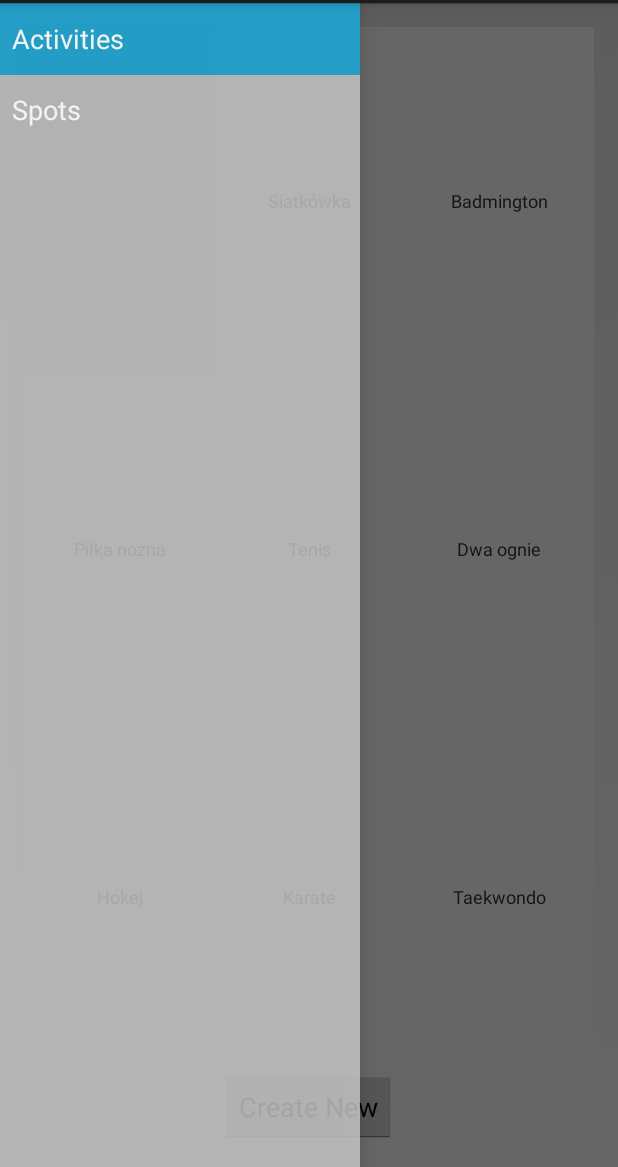
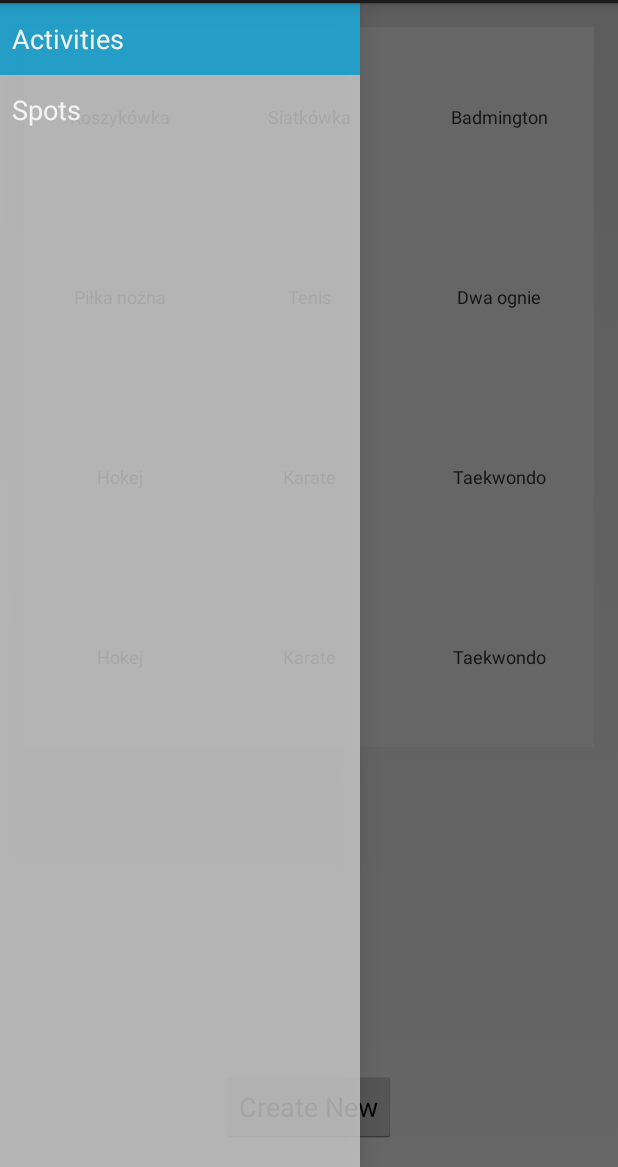
Before and after one commit to siemionides/inspotle, an Android app: the screen it shows after launch (MainActivity), on a phone screen of 412 x 824 dp, the part 69-1236 px from its top. Run offline under Robolectric (Android 15) with nearby library versions, the phone set to English and light mode, and no system bars; libraries missing offline, so code that uses them is left out: com.facebook, com.facebook.model; 4 statements that could not run were skipped.

Commit message:
hardcoded icon height

```diff
--- a/app/src/main/java/com/siemionczyk/inspotle/fragments/ActivitiesFragment.java
+++ b/app/src/main/java/com/siemionczyk/inspotle/fragments/ActivitiesFragment.java
@@ -32,7 +32,6 @@ public class ActivitiesFragment extends Fragment {
     public View onCreateView(LayoutInflater inflater, @Nullable ViewGroup container, @Nullable Bundle savedInstanceState) {
         View rootView = inflater.inflate(R.layout.fragment_activities, container, false);
 
-
         initializeGrid(rootView);
 
         return rootView;
@@ -62,31 +61,45 @@ public class ActivitiesFragment extends Fragment {
             this.mobileValues = arrayEmpty;
         }
 
+
         public View getView(int position, View convertView, ViewGroup parent) {
 
+            if (position == 0) {
+                int a = 5;
+            }
+            ViewHolderItem viewHolder;
             LayoutInflater inflater = (LayoutInflater) context
                     .getSystemService(Context.LAYOUT_INFLATER_SERVICE);
-
-            LinearLayout cellItem;
 
             if (convertView == null) {
 
                 // get layout from text_item.xml
-                cellItem = (LinearLayout) inflater.inflate(R.layout.text_item, null);
+                convertView = inflater.inflate(R.layout.text_item, parent, false);
+//                int parentHeight = parent.getHeight();
 
-                int parentHeight = parent.getHeight();
-                cellItem.setLayoutParams(new GridView.LayoutParams(GridView.LayoutParams.MATCH_PARENT, parentHeight / 3));
+                convertView.setLayoutParams(new GridView.LayoutParams(GridView.LayoutParams.MATCH_PARENT, getItemHeight()));
 
-                // set value into textview
-                TextView textView = (TextView) cellItem
+                viewHolder = new ViewHolderItem();
+                viewHolder.textViewItem = (TextView) convertView
                         .findViewById(R.id.grid_item_label);
-                textView.setText(mobileValues[position]);
+
+                convertView.setTag(viewHolder);
 
             } else {
-                cellItem = (LinearLayout) convertView;
+                viewHolder = (ViewHolderItem) convertView.getTag();
             }
+            // set value into textview
+            viewHolder.textViewItem.setText(mobileValues[position]);
 
-            return cellItem;
+            return convertView;
+        }
+
+
+        private int getItemHeight() {
+            final float scale = context.getResources().getDisplayMetrics().density;
+            int dps = (int) context.getResources().getDimension(R.dimen.activity_cell_height);
+            int pixels = (int) (dps * scale + 0.5f);
+            return pixels;
         }
 
         @Override
@@ -105,5 +118,11 @@ public class ActivitiesFragment extends Fragment {
         }
     }
 
+    static class ViewHolderItem {
+        TextView textViewItem;
+        LinearLayout linearLayout;
+
+    }
+
 
 }
--- a/app/src/main/res/values/dimens.xml
+++ b/app/src/main/res/values/dimens.xml
@@ -6,4 +6,9 @@
     <!-- Per the design guidelines, navigation drawers should be between 240dp and 320dp:
          https://developer.android.com/design/patterns/navigation-drawer.html -->
     <dimen name="navigation_drawer_width">240dp</dimen>
+
+
+    <dimen name="activity_cell_height">80dp</dimen>
+
+
 </resources>
```
